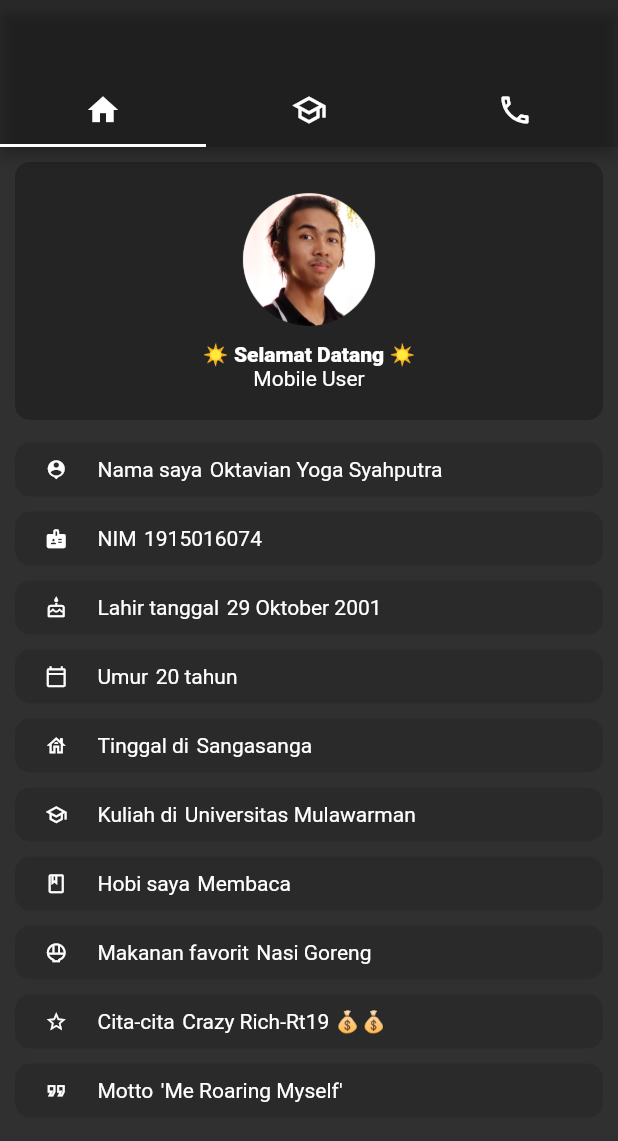
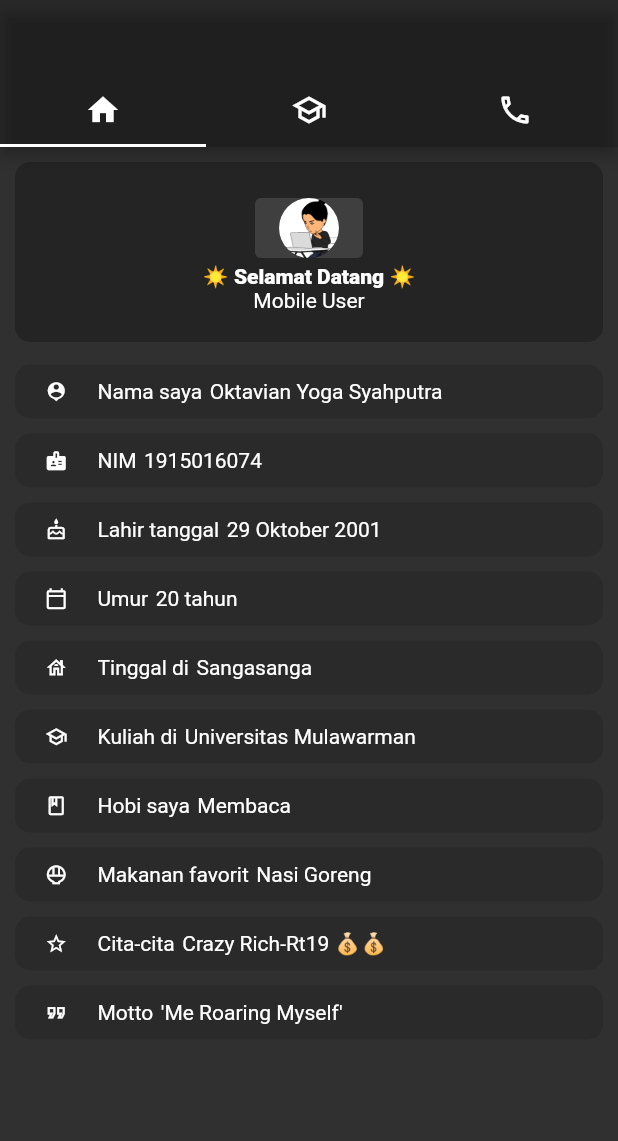
Before and after one commit to oktoala/flutter-uts-profile-app, a Flutter app: the screen it shows after launch, on a phone screen of 412 x 824 dp. Shown: the top 1141 px of the screen. Run offline on Flutter 3.47's test engine with Material 2 defaults, Android fonts, the light colour scheme and no system bars; our stand-ins replace flutter_markdown; missing offline and left inert: flutter_gifimage.

Commit message:
:star2: Add gif

```diff
--- a/lib/home.dart
+++ b/lib/home.dart
@@ -128,11 +128,11 @@ class PrettyFace extends StatelessWidget {
       child: Column(
         mainAxisAlignment: MainAxisAlignment.spaceEvenly,
         children: [
-          Container(
-              margin: EdgeInsets.only(bottom: 10),
-              height: 90,
-              child: Image.asset(
-                'assets/img/avatar3.png',
+          ElevatedButton(
+              child: CircleAvatar(
+                backgroundImage: AssetImage(
+                  'assets/gif/black.gif',
+                ),
               )),
           Column(
             // crossAxisAlignment: CrossAxisAlignment.start,
@@ -140,7 +140,7 @@ class PrettyFace extends StatelessWidget {
               Text(
                 jam >= 5 && jam <= 18
                     ? "☀️ Selamat Datang ☀️"
-                    : "Selamat Malam 🌑",
+                    : "🌙 Selamat Malam 🌙",
                 style: TextStyle(fontWeight: FontWeight.w800),
               ),
               Text(kIsWeb ? "Web User" : "Mobile User"),
--- a/lib/main.dart
+++ b/lib/main.dart
@@ -2,6 +2,7 @@ import 'package:flutter/material.dart';
 import 'package:utsmobile/contact.dart';
 import 'package:utsmobile/home.dart';
 import 'package:utsmobile/school.dart';
+import 'package:utsmobile/game.dart';
 // import 'package:google_fonts/google_fonts.dart';
 
 void main() => runApp(MyApp());
@@ -10,6 +11,7 @@ class MyApp extends StatelessWidget {
   @override
   Widget build(BuildContext context) {
     return MaterialApp(
+        title: "UTS Mobile",
         theme: ThemeData(
             // textTheme: GoogleFonts.quicksandTextTheme(Theme.of(context).textTheme),
             buttonTheme: ButtonThemeData(padding: EdgeInsets.all(0)),
@@ -76,7 +78,7 @@ class _TabBarKuState extends State<TabBarKu> {
                       ),
                     ]),
               ),
-              body: TabBarView(children: [Home(), School(), Contact()]));
+              body: TabBarView(children: [Home(), School(), Game()]));
         }));
   }
 }
```
Also changed, not shown: lib/contact.dart (+7 -4 lines), lib/game.dart (added, +21 -0 lines), lib/school.dart (+6 -4 lines), pubspec.yaml (+6 -1 lines), assets/gif/black.gif (added), assets/gif/grey.gif (added), assets/gif/red.gif (added), assets/gif/white.gif (added), assets/icons/jalan.gif (added), assets/icons/path4.png (added), assets/icons/walking2.svg (added), pubspec.lock, 4 other files.
